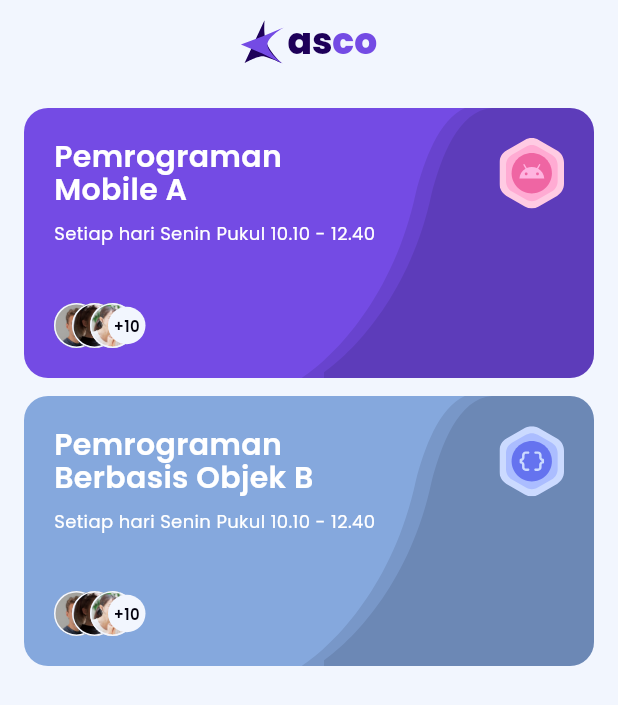
After one commit to ToKu404/asco, a Flutter app: the HomePage screen opened directly, on a phone screen of 412 x 824 dp. The commit adds this screen. Shown: the top 705 px of the screen. Run offline on Flutter 3.47's test engine with Material 2 defaults, Android fonts, the phone set to English and light mode, and no system bars; our stand-ins replace flutter_svg, rive.

Commit message:
feat: add home page

```diff
--- a/lib/asco.dart
+++ b/lib/asco.dart
@@ -26,6 +26,9 @@ class AscoApp extends StatelessWidget {
       theme: ThemeData(
         useMaterial3: true,
         fontFamily: 'Poppins',
+        appBarTheme: const AppBarTheme(
+          backgroundColor: Colors.transparent,
+        ),
       ),
       home: const SplashPage(),
     );
--- a/lib/core/constants/app_route.dart
+++ b/lib/core/constants/app_route.dart
@@ -1,3 +1,4 @@
 class AppRoute {
   static const welcomePage = '/welcome';
+  static const homePage = '/home';
 }
--- a/lib/core/constants/asset_path.dart
+++ b/lib/core/constants/asset_path.dart
@@ -2,7 +2,12 @@ class AssetPath {
   static String getVector(String fileName) {
     return 'assets/vectors/$fileName';
   }
+
   static String getRive(String fileName) {
     return 'assets/rive_assets/$fileName';
   }
+
+  static String getImage(String fileName) {
+    return 'assets/images/$fileName';
+  }
 }
--- /dev/null
+++ b/lib/core/constants/text_const.dart
@@ -0,0 +1,44 @@
+import 'package:flutter/material.dart';
+
+const TextTheme kTextTheme = TextTheme(
+  headline1: TextStyle(
+    fontFamily: 'Poppins',
+    fontSize: 42,
+  ),
+  headline2: TextStyle(
+    fontFamily: 'Poppins',
+    fontSize: 32,
+  ),
+  headline3: TextStyle(
+    fontFamily: 'Poppins',
+    fontSize: 24,
+  ),
+  headline4: TextStyle(
+    fontFamily: 'Poppins',
+    fontSize: 22,
+  ),
+  headline5: TextStyle(
+    fontFamily: 'Poppins',
+    fontSize: 20,
+  ),
+  headline6: TextStyle(
+    fontFamily: 'Poppins',
+    fontSize: 18,
+  ),
+  subtitle1: TextStyle(
+    fontFamily: 'Poppins',
+    fontSize: 16,
+  ),
+  subtitle2: TextStyle(
+    fontFamily: 'Poppins',
+    fontSize: 14,
+  ),
+  bodyText1: TextStyle(
+    fontFamily: 'Poppins',
+    fontSize: 12,
+  ),
+  bodyText2: TextStyle(
+    fontFamily: 'Poppins',
+    fontSize: 10,
+  ),
+);
--- /dev/null
+++ b/lib/src/presentations/features/home/home_page.dart
@@ -0,0 +1,204 @@
+import 'package:asco/core/constants/app_route.dart';
+import 'package:asco/core/constants/asset_path.dart';
+import 'package:asco/core/constants/color_const.dart';
+import 'package:asco/core/constants/size_const.dart';
+import 'package:asco/core/constants/text_const.dart';
+import 'package:asco/src/presentations/widgets/app_bar_title.dart';
+import 'package:flutter/material.dart';
+import 'package:flutter_svg/svg.dart';
+
+void showHomePage({required BuildContext context}) {
+  Navigator.pushAndRemoveUntil(
+      context,
+      MaterialPageRoute(
+        builder: (context) => const HomePage(),
+        settings: const RouteSettings(
+          name: AppRoute.homePage,
+        ),
+      ),
+      (route) => false);
+}
+
+class HomePage extends StatelessWidget {
+  const HomePage({super.key});
+
+  @override
+  Widget build(BuildContext context) {
+    return Scaffold(
+      backgroundColor: Palette.grey,
+      appBar: AppBar(
+        title: const AppBarTitle(),
+      ),
+      body: SafeArea(
+        child: SingleChildScrollView(
+          padding: const EdgeInsets.all(
+            16,
+          ),
+          child: Column(
+            children: [
+              CourseCard(
+                badge: AssetPath.getVector('badge_android.svg'),
+                colorBg: Palette.purple60,
+                time: 'Setiap hari Senin Pukul 10.10 - 12.40',
+                title: 'Pemrograman Mobile A',
+              ),
+              const SizedBox(
+                height: 12,
+              ),
+              CourseCard(
+                badge: AssetPath.getVector('badge_oop.svg'),
+                colorBg: Palette.azure40,
+                time: 'Setiap hari Senin Pukul 10.10 - 12.40',
+                title: 'Pemrograman Berbasis Objek B',
+              ),
+            ],
+          ),
+        ),
+      ),
+    );
+  }
+}
+
+class CourseCard extends StatelessWidget {
+  final String badge;
+  final String title;
+  final String time;
+  final Color colorBg;
+  const CourseCard({
+    Key? key,
+    required this.badge,
+    required this.title,
+    required this.time,
+    required this.colorBg,
+  }) : super(key: key);
+
+  @override
+  Widget build(BuildContext context) {
+    return ClipRRect(
+      borderRadius: BorderRadius.circular(16),
+      child: Stack(
+        children: [
+          Container(
+            width: AppSize.getAppWidth(context),
+            height: 180,
+            color: colorBg,
+          ),
+          Positioned(
+            right: 0,
+            child: SizedBox(
+              height: 180,
+              width: 200,
+              child: SvgPicture.asset(
+                AssetPath.getVector(
+                  'bg_attribute2.svg',
+                ),
+                fit: BoxFit.cover,
+                color: Palette.black.withOpacity(.1),
+              ),
+            ),
+          ),
+          Positioned(
+            right: 0,
+            child: SizedBox(
+              height: 180,
+              width: 180,
+              child: SvgPicture.asset(
+                AssetPath.getVector(
+                  'bg_attribute2.svg',
+                ),
+                fit: BoxFit.cover,
+                color: Palette.black.withOpacity(.1),
+              ),
+            ),
+          ),
+          Positioned.fill(
+            child: Padding(
+              padding: const EdgeInsets.all(20),
+              child: Column(
+                crossAxisAlignment: CrossAxisAlignment.start,
+                children: [
+                  Row(
+                    children: [
+                      SizedBox(
+                        width: 200,
+                        child: Text(
+                          title,
+                          style: kTextTheme.headline5?.copyWith(
+                            fontWeight: FontWeight.w600,
+                            color: Palette.white,
+                            height: 1.1,
+                          ),
+                        ),
+                      ),
+                      const Spacer(),
+                      SizedBox(
+                        width: 43,
+                        height: 47,
+                        child: SvgPicture.asset(
+                          badge,
+                        ),
+                      ),
+                    ],
+                  ),
+                  const SizedBox(
+                    height: 8,
+                  ),
+                  Text(
+                    time,
+                    style: kTextTheme.bodyText1?.copyWith(
+                      color: Palette.white,
+                    ),
+                  ),
+                  const Spacer(),
+                  Row(
+                    children: List.generate(
+                      4,
+                      (index) => Transform.translate(
+                        offset: Offset((-18 * index).toDouble(), 0),
+                        child: Builder(builder: (context) {
+                          if (index == 3) {
+                            return Container(
+                              width: 25,
+                              height: 25,
+                              decoration: const BoxDecoration(
+                                shape: BoxShape.circle,
+                                color: Palette.grey,
+                              ),
+                              child: Center(
+                                child: Text(
+                                  '+10',
+                                  style: kTextTheme.bodyText2?.copyWith(
+                                    fontWeight: FontWeight.w600,
+                                    color: Palette.black,
+                                  ),
+                                ),
+                              ),
+                            );
+                          }
+                          return Container(
+                            width: 30,
+                            height: 30,
+                            decoration: BoxDecoration(
+                              border: Border.all(width: 1, color: Palette.grey),
+                              shape: BoxShape.circle,
+                              image: DecorationImage(
+                                fit: BoxFit.cover,
+                                image: AssetImage(
+                                  AssetPath.getImage('avatar${index + 1}.jpg'),
+                                ),
+                              ),
+                            ),
+                          );
+                        }),
+                      ),
+                    ),
+                  )
+                ],
+              ),
+            ),
+          )
+        ],
+      ),
+    );
+  }
+}
--- a/lib/src/presentations/features/initial/splash_page.dart
+++ b/lib/src/presentations/features/initial/splash_page.dart
@@ -70,10 +70,11 @@ class _SplashPageState extends State<SplashPage> {
                   const Text(
                     'asco',
                     style: TextStyle(
-                        fontSize: 44,
-                        fontFamily: 'Poppins',
-                        fontWeight: FontWeight.w500,
-                        color: Palette.white),
+                      fontSize: 44,
+                      fontFamily: 'Poppins',
+                      fontWeight: FontWeight.w700,
+                      color: Palette.white,
+                    ),
                   )
                 ],
               ),
--- a/lib/src/presentations/features/login/welcome_page.dart
+++ b/lib/src/presentations/features/login/welcome_page.dart
@@ -3,10 +3,12 @@ import 'dart:ui';
 import 'package:asco/core/constants/app_route.dart';
 import 'package:asco/core/constants/asset_path.dart';
 import 'package:asco/core/constants/color_const.dart';
+import 'package:asco/core/constants/text_const.dart';
 import 'package:asco/core/utils/rive_utils.dart';
+import 'package:asco/src/presentations/features/home/home_page.dart';
+import 'package:asco/src/presentations/widgets/app_bar_title.dart';
 import 'package:asco/src/presentations/widgets/blur_background.dart';
 import 'package:flutter/material.dart';
-import 'package:flutter_svg/svg.dart';
 import 'package:rive/rive.dart';
 
 void showWelcomePage({required BuildContext context}) {
@@ -63,41 +65,7 @@ class _WelcomePageState extends State<WelcomePage> {
                   const SizedBox(
                     height: 16,
                   ),
-                  Row(
-                    mainAxisAlignment: MainAxisAlignment.center,
-                    children: [
-                      SvgPicture.asset(
-                        AssetPath.getVector(
-                          'logo2.svg',
-                        ),
-                      ),
-                      const SizedBox(
-                        width: 2,
-                      ),
-                      RichText(
-                        text: const TextSpan(
-                          text: 'as',
-                          style: TextStyle(
-                            fontWeight: FontWeight.w700,
-                            color: Palette.purple100,
-                            fontSize: 24,
-                            fontFamily: 'Poppins',
-                          ),
-                          children: [
-                            TextSpan(
-                              text: 'co',
-                              style: TextStyle(
-                                fontWeight: FontWeight.w700,
-                                color: Palette.purple60,
-                                fontSize: 24,
-                                fontFamily: 'Poppins',
-                              ),
-                            )
-                          ],
-                        ),
-                      )
-                    ],
-                  ),
+                  const AppBarTitle(),
                   const Spacer(),
                   SizedBox(
                     width: 240,
@@ -106,23 +74,20 @@ class _WelcomePageState extends State<WelcomePage> {
                         height: 16,
                       ),
                       RichText(
-                        text: const TextSpan(
+                        text: TextSpan(
                             text: 'Sistem Kelola',
-                            style: TextStyle(
-                                fontSize: 42,
-                                fontWeight: FontWeight.w600,
-                                color: Palette.black,
-                                fontFamily: 'Poppins',
-                                height: 1.1),
+                            style: kTextTheme.headline1?.copyWith(
+                              fontWeight: FontWeight.w600,
+                              height: 1.05,
+                              color: Palette.black,
+                            ),
                             children: [
                               TextSpan(
                                 text: '\nPraktikum & Asistensi',
-                                style: TextStyle(
-                                  fontSize: 42,
+                                style: kTextTheme.headline1?.copyWith(
                                   fontWeight: FontWeight.w600,
+                                  height: 1.05,
                                   color: Palette.purple60,
-                                  fontFamily: 'Poppins',
-                                  height: 1.1,
                                 ),
                               )
                             ]),
@@ -199,15 +164,15 @@ class _WelcomePageState extends State<WelcomePage> {
                                       clipBehavior: Clip.none,
                                       children: [
                                         Column(
-                                          children: const [
+                                          children: [
                                             Text(
                                               'Masuk',
-                                              style: TextStyle(
-                                                fontSize: 28,
-                                                fontWeight: FontWeight.w700,
+                                              style: kTextTheme.headline2
+                                                  ?.copyWith(
+                                                fontWeight: FontWeight.w600,
                                               ),
                                             ),
-                                            Padding(
+                                            const Padding(
                                               padding: EdgeInsets.symmetric(
                                                   vertical: 16),
                                               child: Text(
@@ -215,7 +180,7 @@ class _WelcomePageState extends State<WelcomePage> {
                                                 textAlign: TextAlign.center,
                                               ),
                                             ),
-                                            SignInForm(),
+                                            const _SignInForm(),
                                           ],
                                         ),
                                         Positioned(
@@ -292,14 +257,14 @@ class _WelcomePageState extends State<WelcomePage> {
   }
 }
 
-class SignInForm extends StatefulWidget {
-  const SignInForm({super.key});
+class _SignInForm extends StatefulWidget {
+  const _SignInForm();
 
   @override
-  State<SignInForm> createState() => _SignInFormState();
+  State<_SignInForm> createState() => _SignInFormState();
 }
 
-class _SignInFormState extends State<SignInForm> {
+class _SignInFormState extends State<_SignInForm> {
   final GlobalKey<FormState> _formKey = GlobalKey<FormState>();
 
   bool isShowLoading = false;
@@ -320,12 +285,9 @@ class _SignInFormState extends State<SignInForm> {
             isShowLoading = false;
           });
 
-          // Future.delayed(const Duration(seconds: 1), () {
-          //   Navigator.push(
-          //     context,
-          //     MaterialPageRoute(builder: (context) => const EntryPoint()),
-          //   );
-          // });
+          Future.delayed(const Duration(seconds: 1), () {
+            showHomePage(context: context);
+          });
         });
       } else {
         error.fire();
--- /dev/null
+++ b/lib/src/presentations/widgets/app_bar_title.dart
@@ -0,0 +1,46 @@
+import 'package:asco/core/constants/asset_path.dart';
+import 'package:asco/core/constants/color_const.dart';
+import 'package:asco/core/constants/text_const.dart';
+import 'package:flutter/material.dart';
+import 'package:flutter_svg/flutter_svg.dart';
+
+class AppBarTitle extends StatelessWidget {
+  const AppBarTitle({
+    Key? key,
+  }) : super(key: key);
+
+  @override
+  Widget build(BuildContext context) {
+    return Row(
+      mainAxisAlignment: MainAxisAlignment.center,
+      children: [
+        SvgPicture.asset(
+          AssetPath.getVector(
+            'logo2.svg',
+          ),
+        ),
+        const SizedBox(
+          width: 2,
+        ),
+        RichText(
+          text: TextSpan(
+            text: 'as',
+            style: kTextTheme.headline3?.copyWith(
+              fontWeight: FontWeight.w700,
+              color: Palette.purple100,
+            ),
+            children: [
+              TextSpan(
+                text: 'co',
+                style: kTextTheme.headline3?.copyWith(
+                  fontWeight: FontWeight.w700,
+                  color: Palette.purple60,
+                ),
+              )
+            ],
+          ),
+        )
+      ],
+    );
+  }
+}
```
Also changed, not shown: assets/images/avatar1.jpg (added), assets/images/avatar2.jpg (added), assets/images/avatar3.jpg (added), assets/vectors/badge_android.svg (added), assets/vectors/badge_oop.svg (added), assets/vectors/bg_attribute2.svg (added), 1 other file.
